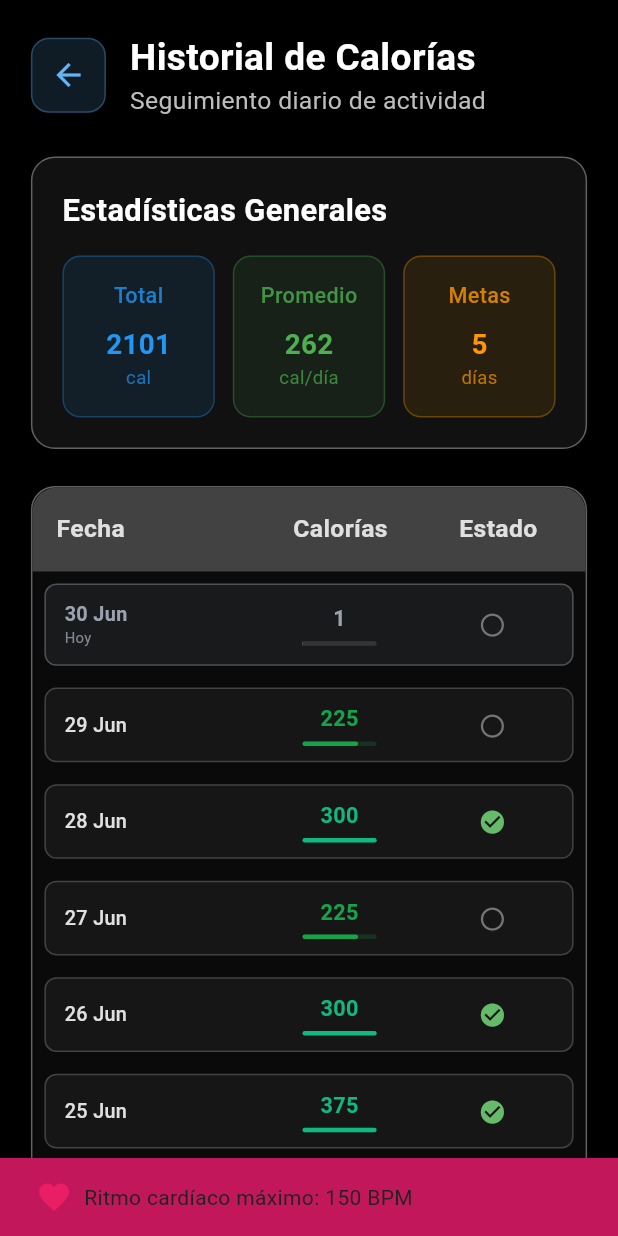
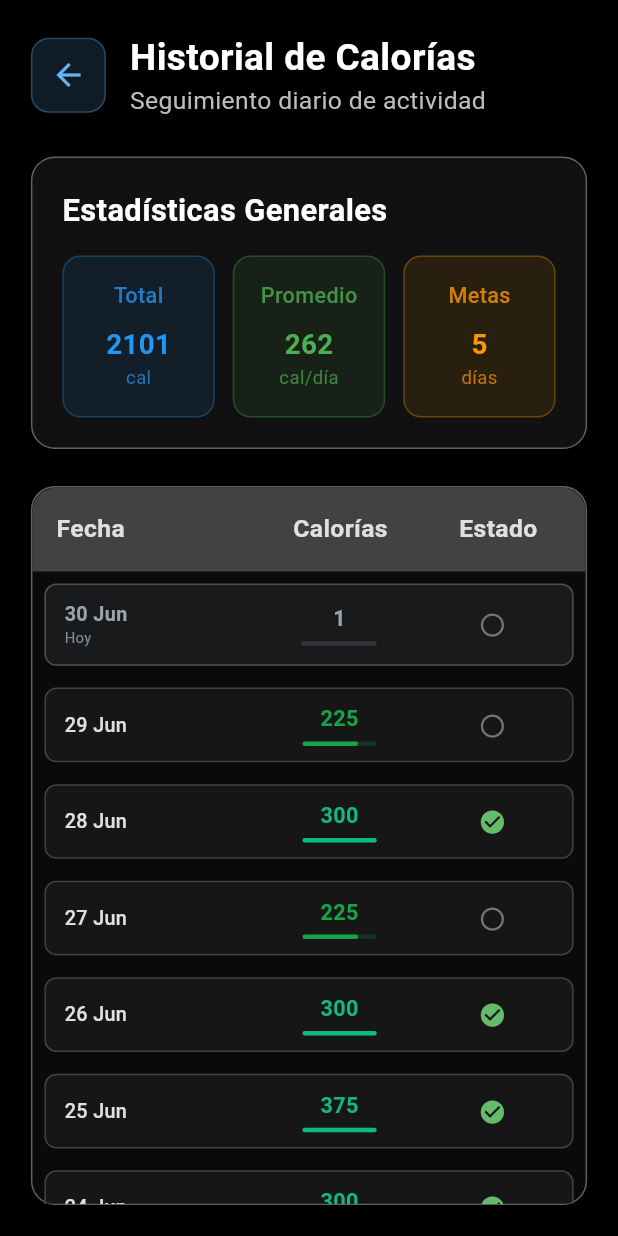
Before and after one commit to luisHidalgo-git/calorias, a Flutter app: the screen it shows after launch, after a tap on the "table chart" icon, on a phone screen of 412 x 824 dp. Run offline on Flutter 3.47's test engine with Material 3 defaults, Android fonts, the phone set to English and light mode, and no system bars.

Commit message:
borrando mensaje inferior

```diff
--- a/lib/screens/watch_face_screen.dart
+++ b/lib/screens/watch_face_screen.dart
@@ -114,7 +114,7 @@ class _WatchFaceScreenState extends State<WatchFaceScreen>
     await _settingsService.loadSettings();
     final settings = _settingsService.currentSettings;
 
-    // Aplicar configuración inicial
+    // Aplicar configuración inicial SILENCIOSAMENTE (sin notificaciones)
     fitnessData.applySettings({
       'dailyCaloriesGoal': settings.dailyCaloriesGoal,
       'maxHeartRate': settings.maxHeartRate,
@@ -140,7 +140,7 @@ class _WatchFaceScreenState extends State<WatchFaceScreen>
         _currentReadingFrequency = newFrequency;
         _restartActivityTimer();
 
-        // Mostrar notificación de cambio
+        // Mostrar notificación de cambio SOLO cuando se cambia desde configuración
         ScaffoldMessenger.of(context).showSnackBar(
           SnackBar(
             content: Row(
@@ -159,40 +159,9 @@ class _WatchFaceScreenState extends State<WatchFaceScreen>
       }
     }
 
-    // Mostrar notificación de cambios aplicados
-    if (config.containsKey('dailyCaloriesGoal')) {
-      ScaffoldMessenger.of(context).showSnackBar(
-        SnackBar(
-          content: Row(
-            children: [
-              Icon(Icons.local_fire_department, color: Colors.orange),
-              SizedBox(width: 8),
-              Text(
-                'Meta actualizada: ${config['dailyCaloriesGoal'].toInt()} calorías',
-              ),
-            ],
-          ),
-          backgroundColor: Colors.orange.shade700,
-          duration: Duration(seconds: 2),
-        ),
-      );
-    }
-
-    if (config.containsKey('maxHeartRate')) {
-      ScaffoldMessenger.of(context).showSnackBar(
-        SnackBar(
-          content: Row(
-            children: [
-              Icon(Icons.favorite, color: Colors.pink),
-              SizedBox(width: 8),
-              Text('Ritmo cardíaco máximo: ${config['maxHeartRate']} BPM'),
-            ],
-          ),
-          backgroundColor: Colors.pink.shade700,
-          duration: Duration(seconds: 2),
-        ),
-      );
-    }
+    // ELIMINADO: Notificaciones de cambios aplicados al inicio
+    // Solo mostrar notificaciones cuando se cambian desde la pantalla de configuración
+    // No al cargar la configuración inicial
 
     setState(() {});
   }
```
